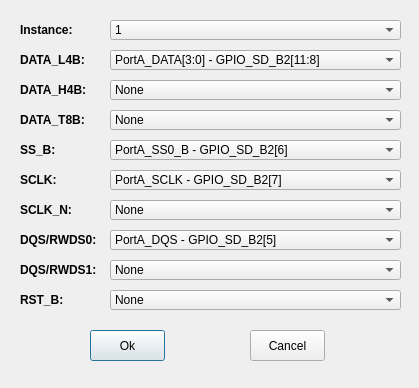
Old version of the form gui/Connection-Configuration.ui in the repository JayHeng/MCU-MemTestUtility.
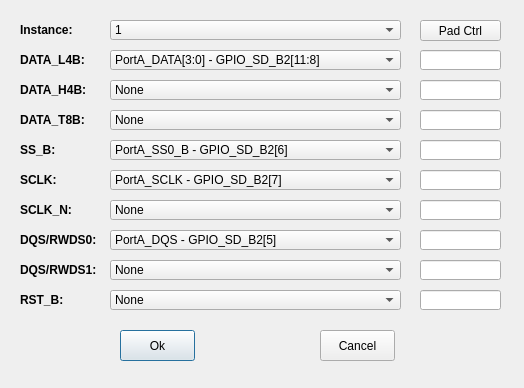
New version of the form.

Commit message:
Can set flexspi pad configuration #1
- Initial UIs

Patch:
```diff
--- a/gui/Connection-Configuration.ui
+++ b/gui/Connection-Configuration.ui
@@ -6,7 +6,7 @@
    <rect>
     <x>0</x>
     <y>0</y>
-    <width>419</width>
+    <width>524</width>
     <height>388</height>
    </rect>
   </property>
@@ -393,7 +393,7 @@
   <widget class="QPushButton" name="pushButton_ok">
    <property name="geometry">
     <rect>
-     <x>90</x>
+     <x>120</x>
      <y>330</y>
      <width>75</width>
      <height>31</height>
@@ -406,7 +406,7 @@
   <widget class="QPushButton" name="pushButton_cancel">
    <property name="geometry">
     <rect>
-     <x>250</x>
+     <x>320</x>
      <y>330</y>
      <width>75</width>
      <height>31</height>
@@ -484,6 +484,136 @@
     </property>
    </item>
   </widget>
+  <widget class="QLineEdit" name="lineEdit_padCtrlDataL4b">
+   <property name="geometry">
+    <rect>
+     <x>420</x>
+     <y>50</y>
+     <width>81</width>
+     <height>20</height>
+    </rect>
+   </property>
+   <property name="alignment">
+    <set>Qt::AlignCenter</set>
+   </property>
+  </widget>
+  <widget class="QLineEdit" name="lineEdit_padCtrlDataH4b">
+   <property name="geometry">
+    <rect>
+     <x>420</x>
+     <y>80</y>
+     <width>81</width>
+     <height>20</height>
+    </rect>
+   </property>
+   <property name="alignment">
+    <set>Qt::AlignCenter</set>
+   </property>
+  </widget>
+  <widget class="QLineEdit" name="lineEdit_padCtrlDataT8b">
+   <property name="geometry">
+    <rect>
+     <x>420</x>
+     <y>110</y>
+     <width>81</width>
+     <height>20</height>
+    </rect>
+   </property>
+   <property name="alignment">
+    <set>Qt::AlignCenter</set>
+   </property>
+  </widget>
+  <widget class="QLineEdit" name="lineEdit_padCtrlDataSsb">
+   <property name="geometry">
+    <rect>
+     <x>420</x>
+     <y>140</y>
+     <width>81</width>
+     <height>20</height>
+    </rect>
+   </property>
+   <property name="alignment">
+    <set>Qt::AlignCenter</set>
+   </property>
+  </widget>
+  <widget class="QLineEdit" name="lineEdit_padCtrlDataSclk">
+   <property name="geometry">
+    <rect>
+     <x>420</x>
+     <y>170</y>
+     <width>81</width>
+     <height>20</height>
+    </rect>
+   </property>
+   <property name="alignment">
+    <set>Qt::AlignCenter</set>
+   </property>
+  </widget>
+  <widget class="QLineEdit" name="lineEdit_padCtrlDataSclkn">
+   <property name="geometry">
+    <rect>
+     <x>420</x>
+     <y>200</y>
+     <width>81</width>
+     <height>20</height>
+    </rect>
+   </property>
+   <property name="alignment">
+    <set>Qt::AlignCenter</set>
+   </property>
+  </widget>
+  <widget class="QLineEdit" name="lineEdit_padCtrlDataDqs0">
+   <property name="geometry">
+    <rect>
+     <x>420</x>
+     <y>230</y>
+     <width>81</width>
+     <height>20</height>
+    </rect>
+   </property>
+   <property name="alignment">
+    <set>Qt::AlignCenter</set>
+   </property>
+  </widget>
+  <widget class="QLineEdit" name="lineEdit_padCtrlDataDqs1">
+   <property name="geometry">
+    <rect>
+     <x>420</x>
+     <y>260</y>
+     <width>81</width>
+     <height>20</height>
+    </rect>
+   </property>
+   <property name="alignment">
+    <set>Qt::AlignCenter</set>
+   </property>
+  </widget>
+  <widget class="QLineEdit" name="lineEdit_padCtrlDataRstb">
+   <property name="geometry">
+    <rect>
+     <x>420</x>
+     <y>290</y>
+     <width>81</width>
+     <height>20</height>
+    </rect>
+   </property>
+   <property name="alignment">
+    <set>Qt::AlignCenter</set>
+   </property>
+  </widget>
+  <widget class="QPushButton" name="pushButton_padCtrl">
+   <property name="geometry">
+    <rect>
+     <x>420</x>
+     <y>20</y>
+     <width>81</width>
+     <height>21</height>
+    </rect>
+   </property>
+   <property name="text">
+    <string>Pad Ctrl</string>
+   </property>
+  </widget>
  </widget>
  <resources/>
  <connections/>
```
The commit also changes 12 other files.
